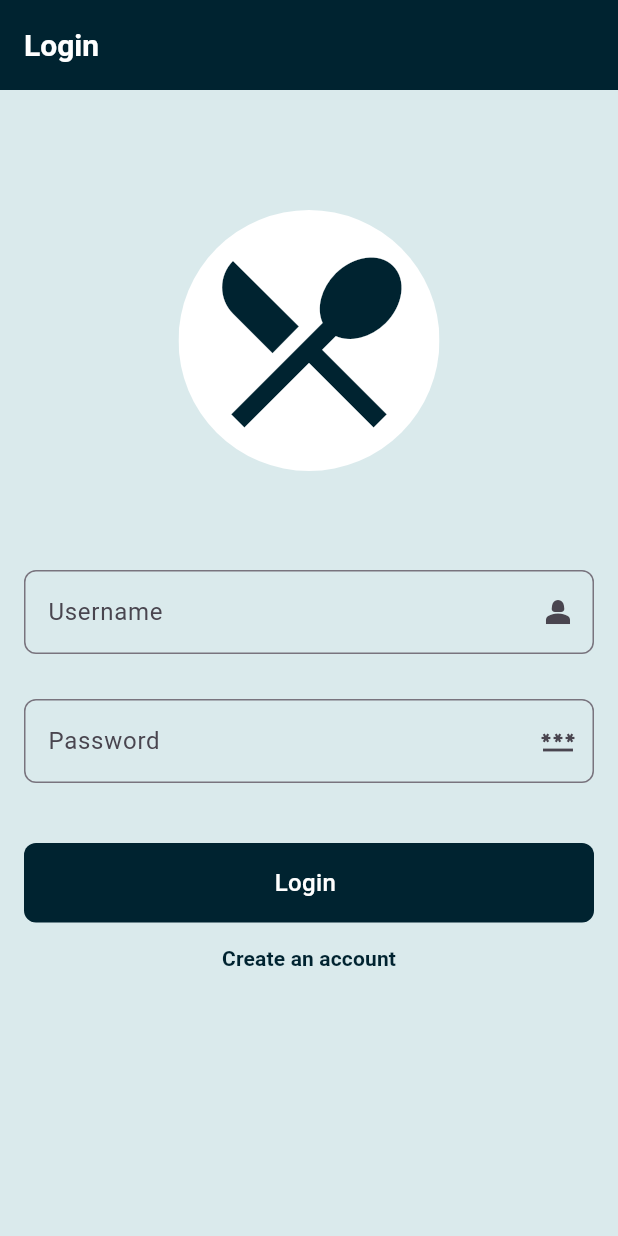
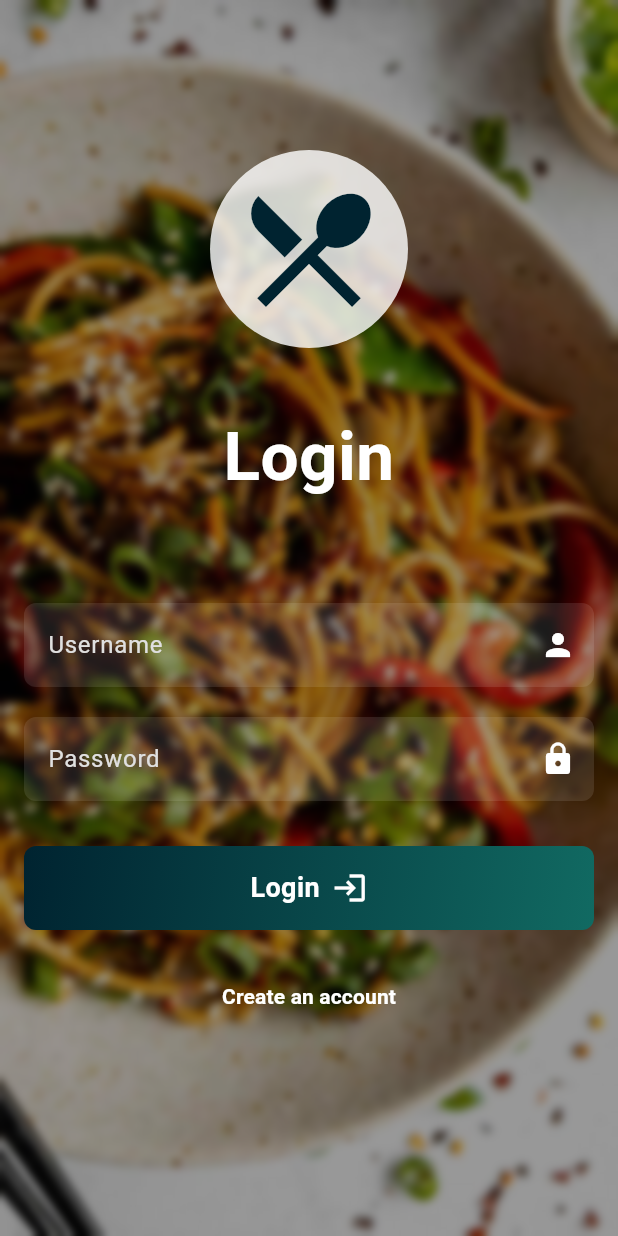
Before and after one commit to joel6124/RecipeGenie, a Flutter app: the screen it shows after launch, on a phone screen of 412 x 824 dp. Run offline on Flutter 3.47's test engine with Material 3 defaults, Android fonts, the light colour scheme and no system bars; our stand-ins replace flutter_gemini, google_fonts, random_string, shared_preferences, sqflite; accounts and stored records are empty; Roboto replaces fonts that are missing (Merienda).

Commit message:
Updated UI(profile, font)

```diff
--- a/lib/auth_page.dart
+++ b/lib/auth_page.dart
@@ -1,4 +1,7 @@
+import 'dart:ui';
+
 import 'package:flutter/material.dart';
+import 'package:google_fonts/google_fonts.dart';
 import 'package:recipe_genie/home_page.dart';
 import 'db_helper.dart';
 
@@ -32,9 +35,9 @@ class _AuthPageState extends State<AuthPage> {
       try {
         await _dbHelper.registerUser(username, password);
         _showMessage('User registered successfully');
-        // Clear the text fields after successful registration
         _usernameController.clear();
         _passwordController.clear();
+        _isRegistering = false;
       } catch (e) {
         _showMessage('Registration failed: ${e.toString()}');
       }
@@ -43,7 +46,6 @@ class _AuthPageState extends State<AuthPage> {
         final success = await _dbHelper.loginUser(username, password);
         if (success) {
           _showMessage('Login successful');
-          // Clear the text fields after successful login
           _usernameController.clear();
           _passwordController.clear();
           Navigator.pushReplacement(
@@ -67,82 +69,100 @@ class _AuthPageState extends State<AuthPage> {
   @override
   Widget build(BuildContext context) {
     return Scaffold(
-        backgroundColor: Color.fromARGB(255, 218, 234, 236),
-        appBar: AppBar(
-          toolbarHeight: 60,
-          title: Text(
-            _isRegistering ? 'Register' : 'Login',
-            style: const TextStyle(
-              fontSize: 20,
-              color: Colors.white,
-              fontWeight: FontWeight.w600,
+        body: Stack(
+      children: [
+        Container(
+          height: double.infinity,
+          width: double.infinity,
+          decoration: BoxDecoration(
+            image: DecorationImage(
+              image: AssetImage("assets/login_cover.jpg"),
+              fit: BoxFit.cover,
             ),
           ),
-          backgroundColor: const Color.fromARGB(255, 0, 35, 48),
-          iconTheme: const IconThemeData(color: Colors.white),
         ),
-        body: SingleChildScrollView(
+        Container(
+          color: Colors.black.withOpacity(0.4),
+          child: BackdropFilter(
+            filter: ImageFilter.blur(sigmaX: 3, sigmaY: 3),
+            child: Container(),
+          ),
+        ),
+        SingleChildScrollView(
           child: Column(
             mainAxisAlignment: MainAxisAlignment.start,
             children: [
-              SizedBox(
-                height: 80,
-              ),
+              SizedBox(height: 100),
+
               ClipOval(
                 child: Container(
                   decoration: BoxDecoration(
                     borderRadius: BorderRadius.circular(25),
-                    color: Colors.white),
+                    color: Colors.white.withOpacity(0.8),
+                  ),
                   child: Padding(
-                  padding: const EdgeInsets.all(12.0),
+                    padding: const EdgeInsets.all(16.0),
                     child: Icon(
                       Icons.local_dining,
                       color: const Color(0xFF002330),
-                    size: 150,
+                      size: 100,
                     ),
                   ),
-              )),
-              SizedBox(
-                height: 50,
                 ),
+              ),
+              SizedBox(height: 40),
+              Text(
+                _isRegistering ? 'Register' : 'Login',
+                style: GoogleFonts.merienda(
+                  color: Colors.white,
+                  fontSize: 45,
+                  fontWeight: FontWeight.bold,
+                ),
+                textAlign: TextAlign.center,
+              ),
+              SizedBox(height: 50),
+              // Form fields
               Padding(
                 padding: const EdgeInsets.all(16.0),
                 child: Column(
                   mainAxisAlignment: MainAxisAlignment.center,
                   children: [
+                    // Username field
                     TextField(
                       controller: _usernameController,
+                      style: TextStyle(color: Colors.white),
                       decoration: InputDecoration(
                         hintText: 'Username',
-                        suffixIcon: Icon(Icons.person_2),
+                        hintStyle: TextStyle(color: Colors.grey[300]),
+                        filled: true,
+                        fillColor: Colors.white.withOpacity(0.1),
+                        suffixIcon: Icon(Icons.person, color: Colors.white),
                         border: OutlineInputBorder(
                           borderRadius: BorderRadius.circular(8.0),
-                          borderSide: BorderSide(
-                            color: Colors.grey,
-                            width: 2.0,
+                          borderSide: BorderSide.none,
                         ),
                       ),
                     ),
-                    ),
-                    SizedBox(
-                      height: 30,
-                    ),
+                    SizedBox(height: 20),
+                    // Password field
                     TextField(
                       controller: _passwordController,
                       obscureText: true,
+                      style: TextStyle(color: Colors.white),
                       decoration: InputDecoration(
                         hintText: 'Password',
-                        suffixIcon: Icon(Icons.password),
+                        hintStyle: TextStyle(color: Colors.grey[300]),
+                        filled: true,
+                        fillColor: Colors.white.withOpacity(0.1),
+                        suffixIcon: Icon(Icons.lock, color: Colors.white),
                         border: OutlineInputBorder(
                           borderRadius: BorderRadius.circular(8.0),
-                          borderSide: BorderSide(
-                            color: Colors.grey,
-                            width: 2.0,
+                          borderSide: BorderSide.none,
                         ),
                       ),
                     ),
-                    ),
-                    SizedBox(height: 40),
+                    SizedBox(height: 30),
+                    // Login/Register Button
                     GestureDetector(
                       onTap: () {
                         _submit();
@@ -151,8 +171,15 @@ class _AuthPageState extends State<AuthPage> {
                         width: double.infinity,
                         padding: EdgeInsets.all(15),
                         decoration: BoxDecoration(
+                          gradient: LinearGradient(
+                            colors: [
+                              const Color.fromARGB(255, 0, 35, 48),
+                              Color.fromARGB(255, 17, 106, 98)
+                            ],
+                            begin: Alignment.topLeft,
+                            end: Alignment.bottomRight,
+                          ),
                           borderRadius: BorderRadius.circular(8),
-                          color: const Color.fromARGB(255, 0, 35, 48),
                         ),
                         child: Row(
                           mainAxisAlignment: MainAxisAlignment.center,
@@ -161,37 +188,44 @@ class _AuthPageState extends State<AuthPage> {
                               _isRegistering ? 'Register' : 'Login',
                               style: TextStyle(
                                 color: Colors.white,
-                                fontSize: 16,
-                                fontWeight: FontWeight.w500,
+                                fontSize: 18,
+                                fontWeight: FontWeight.bold,
                               ),
                             ),
-                            const SizedBox(
-                              width: 5,
+                            SizedBox(width: 8),
+                            Icon(
+                              _isRegistering ? Icons.person_add : Icons.login,
+                              color: Colors.white,
                             ),
                           ],
                         ),
                       ),
                     ),
+                    SizedBox(height: 20),
+                    // Switch between Login/Register
                     TextButton(
                       onPressed: _toggleForm,
                       style: TextButton.styleFrom(
-                          foregroundColor: Color(0xFF002330), // Text color
+                        foregroundColor: Color(0xFF002330),
                       ),
                       child: Text(
                         _isRegistering
                             ? 'Already have an account? Login'
                             : 'Create an account',
                         style: TextStyle(
-                            color: const Color(0xFF002330),
+                          color: Colors.white,
                           fontSize: 14,
                           fontWeight: FontWeight.bold,
                         ),
-                        )),
+                      ),
+                    ),
                   ],
                 ),
               ),
             ],
           ),
+        ),
+      ],
     ));
   }
 }
--- a/lib/home_page.dart
+++ b/lib/home_page.dart
@@ -345,6 +345,7 @@
 // }
 
 import 'package:flutter/material.dart';
+import 'package:google_fonts/google_fonts.dart';
 import 'package:recipe_genie/db_helper.dart';
 import 'package:recipe_genie/menu.dart';
 import 'package:recipe_genie/predeifined_recipies.dart';
@@ -391,7 +392,7 @@ class _MyHomePageState extends State<MyHomePage> {
         appBar: AppBar(
           iconTheme: IconThemeData(color: Colors.orange[900], size: 30),
           toolbarHeight: 60,
-          title: const Row(
+          title: Row(
             children: [
               Icon(
                 Icons.local_dining,
@@ -399,12 +400,25 @@ class _MyHomePageState extends State<MyHomePage> {
                 size: 40,
               ),
               SizedBox(width: 15),
-              Text(
-                'Recipe Genie',
-                style: TextStyle(
-                  fontSize: 24,
-                  color: Colors.white,
-                  fontWeight: FontWeight.bold,
+              RichText(
+                text: TextSpan(
+                  children: [
+                    TextSpan(
+                      text: 'Recipe',
+                      style: GoogleFonts.merienda(
+                        fontSize: 24,
+                        color: Colors.white,
+                      ),
+                    ),
+                    TextSpan(
+                      text: 'Genie',
+                      style: GoogleFonts.merienda(
+                        fontSize: 24,
+                        color: Colors.orange[900],
+                        fontWeight: FontWeight.bold,
+                      ),
+                    ),
+                  ],
                 ),
               ),
             ],
--- a/lib/main.dart
+++ b/lib/main.dart
@@ -40,7 +40,7 @@ class _AuthenticationPageState extends State<AuthenticationPage> {
   @override
   void initState() {
     super.initState();
-    _checkLoginStatus(); // Check login status when the widget is first created
+    _checkLoginStatus();
   }
 
   Future<void> _checkLoginStatus() async {
--- a/pubspec.yaml
+++ b/pubspec.yaml
@@ -40,6 +40,7 @@ dependencies:
   path_provider: ^2.1.4
   random_string: ^2.3.1
   shared_preferences: ^2.3.2
+  google_fonts: ^6.2.1
 
 dev_dependencies:
   flutter_test:
```
Also changed, not shown: assets/login_cover.jpg (added), pubspec.lock. Lines whose indentation alone changed are shown as unchanged.
